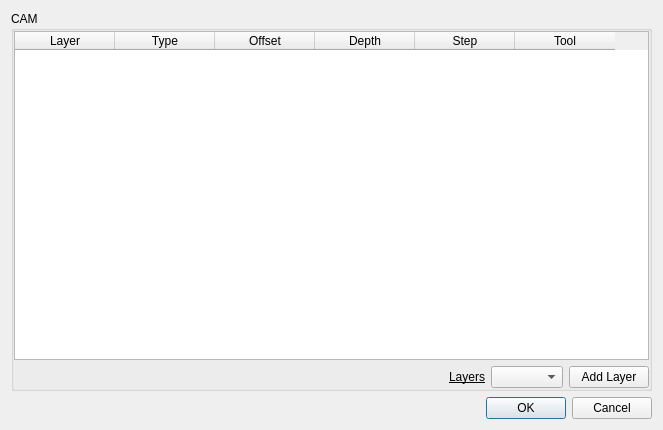
The window that qt/cam_dialog.ui (CauldronDevelopmentLLC/CAMotics) describes before a commit, drawn with Qt 5.
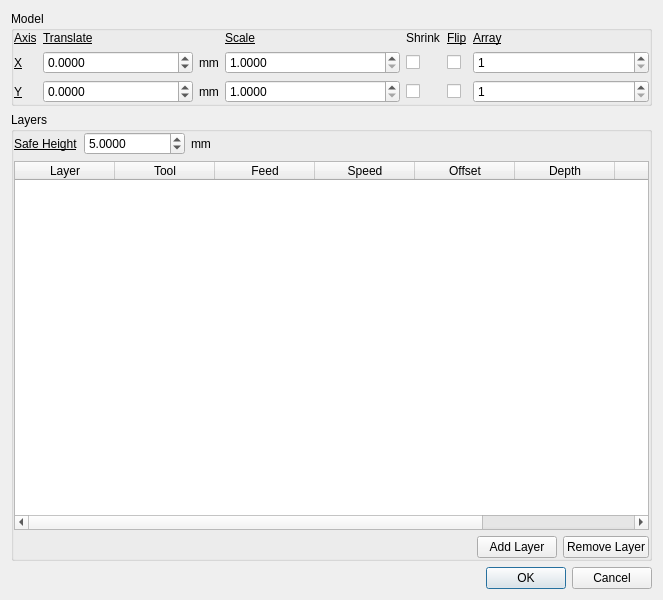
The same window after the commit. Icons and pictures are not drawn.

Commit message: Use #pragma once, except with enum xmacros

```diff
--- a/qt/cam_dialog.ui
+++ b/qt/cam_dialog.ui
@@ -7,7 +7,7 @@
     <x>0</x>
     <y>0</y>
     <width>663</width>
-    <height>430</height>
+    <height>600</height>
    </rect>
   </property>
   <property name="windowTitle">
@@ -17,9 +17,9 @@
    <item>
     <widget class="QGroupBox" name="camGroupBox">
      <property name="title">
-      <string>CAM</string>
+      <string>Model</string>
      </property>
-     <layout class="QVBoxLayout" name="verticalLayout_3">
+     <layout class="QGridLayout" name="gridLayout" columnstretch="0,1,1,0,0,1">
       <property name="leftMargin">
        <number>0</number>
       </property>
@@ -32,6 +32,295 @@
       <property name="bottomMargin">
        <number>0</number>
       </property>
+      <item row="0" column="0">
+       <widget class="QLabel" name="label_3">
+        <property name="font">
+         <font>
+          <underline>true</underline>
+         </font>
+        </property>
+        <property name="text">
+         <string>Axis</string>
+        </property>
+       </widget>
+      </item>
+      <item row="0" column="1">
+       <widget class="QLabel" name="label_4">
+        <property name="font">
+         <font>
+          <underline>true</underline>
+         </font>
+        </property>
+        <property name="text">
+         <string>Translate</string>
+        </property>
+       </widget>
+      </item>
+      <item row="0" column="2">
+       <widget class="QLabel" name="label_7">
+        <property name="font">
+         <font>
+          <underline>true</underline>
+         </font>
+        </property>
+        <property name="text">
+         <string>Scale</string>
+        </property>
+       </widget>
+      </item>
+      <item row="0" column="3">
+       <widget class="QLabel" name="label_8">
+        <property name="text">
+         <string>Shrink</string>
+        </property>
+       </widget>
+      </item>
+      <item row="0" column="4">
+       <widget class="QLabel" name="label_5">
+        <property name="font">
+         <font>
+          <underline>true</underline>
+         </font>
+        </property>
+        <property name="text">
+         <string>Flip</string>
+        </property>
+       </widget>
+      </item>
+      <item row="0" column="5">
+       <widget class="QLabel" name="label_6">
+        <property name="font">
+         <font>
+          <underline>true</underline>
+         </font>
+        </property>
+        <property name="text">
+         <string>Array</string>
+        </property>
+       </widget>
+      </item>
+      <item row="1" column="0">
+       <widget class="QLabel" name="label">
+        <property name="font">
+         <font>
+          <underline>true</underline>
+         </font>
+        </property>
+        <property name="text">
+         <string>X</string>
+        </property>
+       </widget>
+      </item>
+      <item row="1" column="1">
+       <layout class="QHBoxLayout" name="horizontalLayout_3" stretch="1,0">
+        <item>
+         <widget class="QDoubleSpinBox" name="xTranslateDoubleSpinBox">
+          <property name="decimals">
+           <number>4</number>
+          </property>
+          <property name="minimum">
+           <double>-100000.000000000000000</double>
+          </property>
+          <property name="maximum">
+           <double>1000000.000000000000000</double>
+          </property>
+         </widget>
+        </item>
+        <item>
+         <widget class="QLabel" name="label_10">
+          <property name="text">
+           <string>mm</string>
+          </property>
+         </widget>
+        </item>
+       </layout>
+      </item>
+      <item row="1" column="2">
+       <widget class="QDoubleSpinBox" name="xScaleDoubleSpinBox">
+        <property name="decimals">
+         <number>4</number>
+        </property>
+        <property name="minimum">
+         <double>1.000000000000000</double>
+        </property>
+        <property name="maximum">
+         <double>1000000.000000000000000</double>
+        </property>
+       </widget>
+      </item>
+      <item row="1" column="3">
+       <widget class="QCheckBox" name="xShrinkCheckBox">
+        <property name="text">
+         <string/>
+        </property>
+       </widget>
+      </item>
+      <item row="1" column="4">
+       <widget class="QCheckBox" name="xFlipCheckBox">
+        <property name="text">
+         <string/>
+        </property>
+       </widget>
+      </item>
+      <item row="1" column="5">
+       <widget class="QSpinBox" name="xArraySpinBox">
+        <property name="minimum">
+         <number>1</number>
+        </property>
+        <property name="maximum">
+         <number>1000</number>
+        </property>
+       </widget>
+      </item>
+      <item row="2" column="0">
+       <widget class="QLabel" name="label_2">
+        <property name="font">
+         <font>
+          <underline>true</underline>
+         </font>
+        </property>
+        <property name="text">
+         <string>Y</string>
+        </property>
+       </widget>
+      </item>
+      <item row="2" column="1">
+       <layout class="QHBoxLayout" name="horizontalLayout_4" stretch="1,0">
+        <item>
+         <widget class="QDoubleSpinBox" name="yTranslateDoubleSpinBox">
+          <property name="decimals">
+           <number>4</number>
+          </property>
+          <property name="minimum">
+           <double>-100000.000000000000000</double>
+          </property>
+          <property name="maximum">
+           <double>100000.000000000000000</double>
+          </property>
+          <property name="value">
+           <double>0.000000000000000</double>
+          </property>
+         </widget>
+        </item>
+        <item>
+         <widget class="QLabel" name="label_11">
+          <property name="text">
+           <string>mm</string>
+          </property>
+         </widget>
+        </item>
+       </layout>
+      </item>
+      <item row="2" column="2">
+       <widget class="QDoubleSpinBox" name="yScaleDoubleSpinBox">
+        <property name="decimals">
+         <number>4</number>
+        </property>
+        <property name="minimum">
+         <double>1.000000000000000</double>
+        </property>
+        <property name="maximum">
+         <double>1000000.000000000000000</double>
+        </property>
+       </widget>
+      </item>
+      <item row="2" column="3">
+       <widget class="QCheckBox" name="yShrinkCheckBox">
+        <property name="text">
+         <string/>
+        </property>
+       </widget>
+      </item>
+      <item row="2" column="4">
+       <widget class="QCheckBox" name="yFlipCheckBox">
+        <property name="text">
+         <string/>
+        </property>
+       </widget>
+      </item>
+      <item row="2" column="5">
+       <widget class="QSpinBox" name="yArraySpinBox">
+        <property name="minimum">
+         <number>1</number>
+        </property>
+        <property name="maximum">
+         <number>1000</number>
+        </property>
+       </widget>
+      </item>
+     </layout>
+    </widget>
+   </item>
+   <item>
+    <widget class="QGroupBox" name="groupBox">
+     <property name="title">
+      <string>Layers</string>
+     </property>
+     <layout class="QVBoxLayout" name="verticalLayout_2">
+      <property name="leftMargin">
+       <number>0</number>
+      </property>
+      <property name="topMargin">
+       <number>0</number>
+      </property>
+      <property name="rightMargin">
+       <number>0</number>
+      </property>
+      <property name="bottomMargin">
+       <number>0</number>
+      </property>
+      <item>
+       <layout class="QHBoxLayout" name="horizontalLayout_2">
+        <item>
+         <widget class="QLabel" name="label_9">
+          <property name="font">
+           <font>
+            <underline>true</underline>
+           </font>
+          </property>
+          <property name="text">
+           <string>Safe Height</string>
+          </property>
+         </widget>
+        </item>
+        <item>
+         <widget class="QDoubleSpinBox" name="safeDoubleSpinBox">
+          <property name="decimals">
+           <number>4</number>
+          </property>
+          <property name="minimum">
+           <double>-1000000.000000000000000</double>
+          </property>
+          <property name="maximum">
+           <double>1000000.000000000000000</double>
+          </property>
+          <property name="value">
+           <double>5.000000000000000</double>
+          </property>
+         </widget>
+        </item>
+        <item>
+         <widget class="QLabel" name="safeUnitsLabel">
+          <property name="text">
+           <string>mm</string>
+          </property>
+         </widget>
+        </item>
+        <item>
+         <spacer name="horizontalSpacer_2">
+          <property name="orientation">
+           <enum>Qt::Horizontal</enum>
+          </property>
+          <property name="sizeHint" stdset="0">
+           <size>
+            <width>40</width>
+            <height>20</height>
+           </size>
+          </property>
+         </spacer>
+        </item>
+       </layout>
+      </item>
       <item>
        <widget class="QTableWidget" name="camTableWidget">
         <column>
@@ -41,7 +330,17 @@
         </column>
         <column>
          <property name="text">
-          <string>Type</string>
+          <string>Tool</string>
+         </property>
+        </column>
+        <column>
+         <property name="text">
+          <string>Feed</string>
+         </property>
+        </column>
+        <column>
+         <property name="text">
+          <string>Speed</string>
          </property>
         </column>
         <column>
@@ -61,7 +360,7 @@
         </column>
         <column>
          <property name="text">
-          <string>Tool</string>
+          <string>Safe</string>
          </property>
         </column>
        </widget>
@@ -81,21 +380,6 @@
           </property>
          </spacer>
         </item>
-        <item>
-         <widget class="QLabel" name="label">
-          <property name="font">
-           <font>
-            <underline>true</underline>
-           </font>
-          </property>
-          <property name="text">
-           <string>Layers</string>
-          </property>
-         </widget>
-        </item>
-        <item>
-         <widget class="QComboBox" name="comboBox"/>
-        </item>
         <item>
          <widget class="QPushButton" name="pushButton">
           <property name="text">
@@ -107,6 +391,17 @@
           </property>
          </widget>
         </item>
+        <item>
+         <widget class="QPushButton" name="pushButton_2">
+          <property name="text">
+           <string>Remove Layer</string>
+          </property>
+          <property name="icon">
+           <iconset>
+            <normaloff>icons/remove.png</normaloff>icons/remove.png</iconset>
+          </property>
+         </widget>
+        </item>
        </layout>
       </item>
      </layout>
```
Left out of the diff: 4 changed lines with no effect on the pictures. The commit also changes 190 other files.
